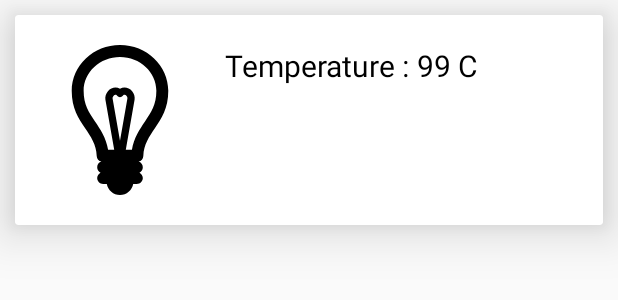
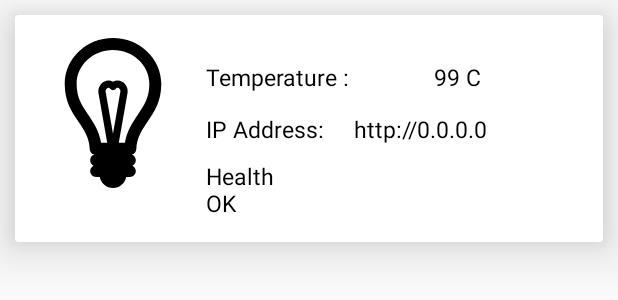
Before and after one commit to jctoledo/BarOfLight, an Android app: the layout rowlayout.xml on its own in the app's theme, with its tools: preview values and no code run, on a phone screen of 412 x 824 dp. Shown: the top 300 px of the screen. Run offline under Robolectric (Android 15) with nearby library versions, the phone set to English and light mode, and no system bars.

Commit message:
- implemented recyclerview with LightAdapter

```diff
--- a/app/src/main/java/com/bertalabs/baroflight/ext/LightLocationCache.java
+++ b/app/src/main/java/com/bertalabs/baroflight/ext/LightLocationCache.java
@@ -4,6 +4,7 @@ import android.util.Log;
 
 import java.time.Duration;
 import java.time.LocalDateTime;
+import java.util.ArrayList;
 import java.util.HashMap;
 import java.util.HashSet;
 import java.util.List;
@@ -54,7 +55,7 @@ public class LightLocationCache {
     }
 
     public List<Light> getLights() {
-        return (List<Light>) this.ipToLight.values();
+        return new ArrayList<Light>(this.ipToLight.values());
     }
 
     //TODO: detect a lost light
--- a/app/src/main/res/layout/rowlayout.xml
+++ b/app/src/main/res/layout/rowlayout.xml
@@ -3,7 +3,7 @@
     android:layout_height="wrap_content"
     card_view:cardElevation="20dp"
     android:layout_margin="10dp"
-    card_view:contentPadding="20dp"
+    card_view:contentPadding="15sp"
     xmlns:card_view="http://schemas.android.com/apk/res-auto"
     xmlns:android="http://schemas.android.com/apk/res/android">
 
@@ -13,35 +13,75 @@
         android:layout_gravity="center">
 
         <ImageView
-            android:id="@+id/image"
+            android:id="@+id/lightImage"
             android:layout_width="100dp"
             android:layout_height="100dp"
-            android:src="@drawable/light_bulb_black" />
+            android:src="@drawable/light_bulb_black"
+            android:contentDescription="@string/image_of_light_state" />
 
         <TextView
             android:id="@+id/temp"
             android:layout_width="wrap_content"
             android:layout_height="wrap_content"
-            android:layout_marginStart="20dp"
-            android:layout_toEndOf="@+id/image"
-            android:text="Temperature :"
+            android:layout_alignParentTop="true"
+            android:layout_marginStart="12dp"
+            android:layout_marginTop="15dp"
+            android:layout_toEndOf="@+id/lightImage"
+            android:text="@string/temperature"
             android:textColor="#000"
-            android:textSize="20sp" />
+            android:textSize="15sp" />
+
+
         <TextView
             android:id="@+id/temperatureValue"
             android:layout_width="wrap_content"
             android:layout_height="wrap_content"
-            android:textSize="20sp"
-            android:text="99 C"
-            android:layout_marginLeft="5sp"
+            android:layout_alignParentTop="true"
+            android:layout_marginStart="56dp"
+            android:layout_marginTop="15dp"
+            android:layout_toEndOf="@id/temp"
+            android:text="@string/temperatureValue"
             android:textColor="@android:color/black"
-            android:layout_toEndOf="@id/temp"
-            />
+            android:textSize="15sp" />
+
         <TextView
+            android:id="@+id/ipValue"
+            android:layout_width="108dp"
+            android:layout_height="20dp"
+            android:layout_below="@+id/temperatureValue"
+            android:layout_alignParentEnd="true"
+            android:layout_marginStart="20dp"
+            android:layout_marginTop="13dp"
+            android:layout_marginEnd="37dp"
+            android:layout_toEndOf="@+id/ip"
+            android:text="@string/ipAddress"
+            android:textColor="@android:color/black"
+            android:textSize="15sp" />
+
+        <TextView
+            android:id="@+id/ip"
             android:layout_width="wrap_content"
             android:layout_height="wrap_content"
-            android:text=""
-            />
+            android:layout_below="@+id/temp"
+            android:layout_marginStart="12dp"
+            android:layout_marginTop="13dp"
+            android:layout_toEndOf="@+id/lightImage"
+            android:text="@string/ip"
+            android:textColor="#000"
+            android:textSize="15sp" />
+
+        <TextView
+            android:id="@+id/healthText"
+            android:layout_width="61dp"
+            android:layout_height="wrap_content"
+            android:layout_below="@+id/ip"
+            android:layout_marginStart="12dp"
+            android:layout_marginTop="10dp"
+            android:layout_toEndOf="@+id/lightImage"
+            android:text="Health OK"
+            android:textColor="@android:color/black"
+            android:textSize="15sp" />
+
     </RelativeLayout>
 
 </androidx.cardview.widget.CardView>
--- a/app/src/main/res/values/strings.xml
+++ b/app/src/main/res/values/strings.xml
@@ -3,4 +3,12 @@
     <string name="title_front">Front</string>
     <string name="title_beam">Fill</string>
     <string name="title_ditch">Ditch</string>
+    <string name="temperature">Temperature :</string>
+    <string name="temperatureValue">99 C</string>
+    <string name="ipAddress">http://0.0.0.0</string>
+    <string name="ip">IP Address:</string>
+    <string name="image_of_light_state">image of light state</string>
+    <string name="not_healthy">NOT HEALTHY - THIS IS BAD</string>
+    <string name="healthy">Health OK</string>
+    <string name="disconnected">Disconnected</string>
 </resources>
```
Also changed, not shown: app/src/main/java/com/bertalabs/baroflight/ext/LightAdapter.java (added, +56 -0 lines), app/src/main/java/com/bertalabs/baroflight/ext/LightViewHolder.java (added, +27 -0 lines), app/src/main/java/com/bertalabs/baroflight/ui/front/FrontFragment.java (+18 -7 lines), app/src/main/res/layout/fragment_front.xml (+12 -17 lines).
